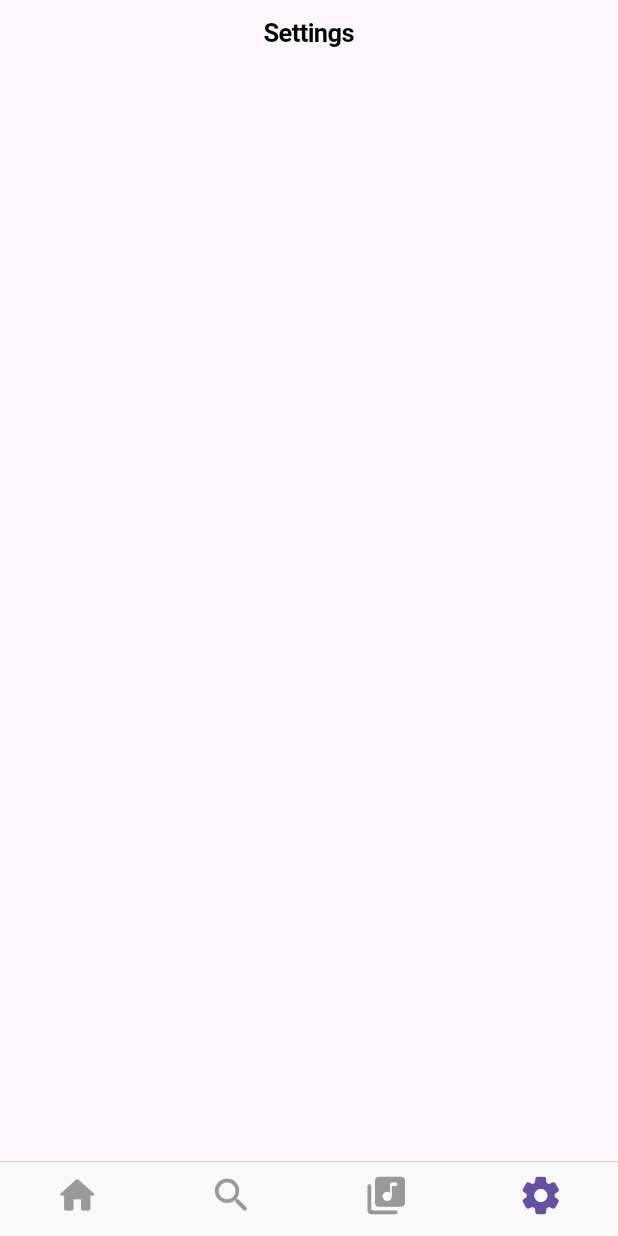
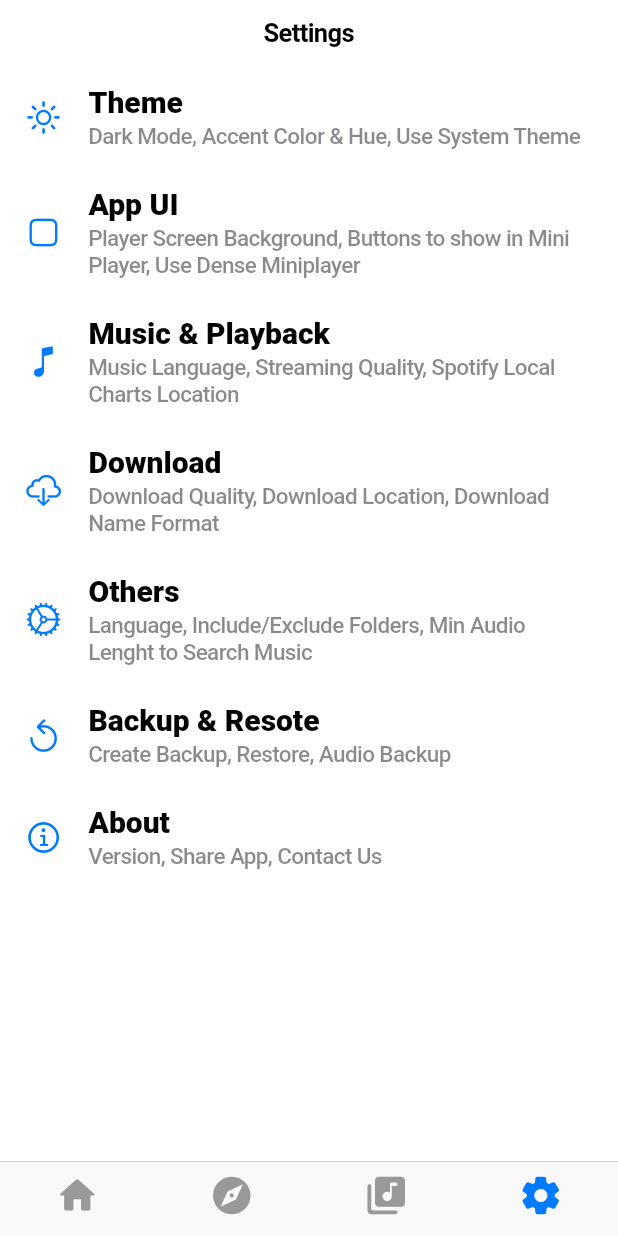
Before and after one commit to Karelaking/MelodyVibe, a Flutter app: the screen it shows after launch, item 4 of the bottom bar chosen, on a phone screen of 412 x 824 dp. Run offline on Flutter 3.47's test engine with Material 3 defaults, Android fonts, the phone set to English and light mode, and no system bars; our stand-ins replace get.

Commit message:
Created Library and Search Screen

```diff
--- a/lib/Pages/Search/search.dart
+++ b/lib/Pages/Search/search.dart
@@ -1,10 +1,29 @@
 import 'package:flutter/cupertino.dart';
 
-class Search extends StatelessWidget {
+class Search extends StatefulWidget {
   const Search({super.key});
 
   @override
+  State<Search> createState() => _SearchState();
+}
+
+class _SearchState extends State<Search> {
+  final TextEditingController _searchController = TextEditingController();
+
+  @override
   Widget build(BuildContext context) {
-    return const CupertinoPageScaffold(navigationBar: CupertinoNavigationBar(middle: Text('Search')), child:Center(child: Text('Search')),);
+    return CupertinoPageScaffold(navigationBar: const CupertinoNavigationBar(middle: Text('Search')), child:SafeArea(
+      child: Column(
+        children: [
+          Padding(
+            padding: const EdgeInsets.all(10.0),
+            child: CupertinoSearchTextField(
+              controller: _searchController,
+              // suffixIcon: const Icon(CupertinoIcons.delete_simple),
+            ),
+          )
+        ],
+      ),
+    ));
   }
 }
--- a/lib/Pages/Settings/settings.dart
+++ b/lib/Pages/Settings/settings.dart
@@ -1,4 +1,5 @@
 import 'package:flutter/cupertino.dart';
+import 'package:melodyvibe/Widgets/SettingsListTile/settings_list_tile.dart';
 
 class Settings extends StatelessWidget {
   const Settings({super.key});
@@ -6,14 +7,53 @@ class Settings extends StatelessWidget {
   @override
   Widget build(BuildContext context) {
     return const CupertinoPageScaffold(
-      navigationBar: CupertinoNavigationBar(middle: Text('Settings')),
-      child:SafeArea(
-        child: Column(
-          mainAxisAlignment: MainAxisAlignment.center,
-          children: [
-
-          ],
+      navigationBar: CupertinoNavigationBar(
+        middle: Text('Settings'),
+      ),
+      child: SafeArea(
+        child: SingleChildScrollView(
+          child: Column(
+            mainAxisAlignment: MainAxisAlignment.start,
+            children: [
+              SettingsListTile(
+                text: 'Theme',
+                subTitle: 'Dark Mode, Accent Color & Hue, Use System Theme',
+                leadingIcon: Icon(CupertinoIcons.sun_max),
+              ),
+              SettingsListTile(
+                text: 'App UI',
+                subTitle: 'Player Screen Background, Buttons to show in Mini Player, Use Dense Miniplayer',
+                leadingIcon: Icon(CupertinoIcons.app),
+              ),
+              SettingsListTile(
+                text: 'Music & Playback',
+                subTitle: 'Music Language, Streaming Quality, Spotify Local Charts Location',
+                leadingIcon: Icon(CupertinoIcons.music_note),
+              ),
+              SettingsListTile(
+                text: 'Download',
+                subTitle: 'Download Quality, Download Location, Download Name Format',
+                leadingIcon: Icon(CupertinoIcons.cloud_download),
+              ),
+              SettingsListTile(
+                text: 'Others',
+                subTitle: 'Language, Include/Exclude Folders, Min Audio Lenght to Search Music',
+                leadingIcon: Icon(CupertinoIcons.settings),
+              ),
+              SettingsListTile(
+                text: 'Backup & Resote',
+                subTitle: 'Create Backup, Restore, Audio Backup',
+                leadingIcon: Icon(CupertinoIcons.arrow_counterclockwise),
+              ),
+              SettingsListTile(
+                text: 'About',
+                subTitle: 'Version, Share App, Contact Us',
+                leadingIcon: Icon(CupertinoIcons.info_circle),
+              ),
+            ],
+          ),
         ),
-      ),);
+      ),
+    );
   }
 }
--- a/lib/Widgets/BottomBar/bottom_bar.dart
+++ b/lib/Widgets/BottomBar/bottom_bar.dart
@@ -17,7 +17,7 @@ class BottomBar extends StatelessWidget {
             icon: Icon(Icons.home_rounded),
           ),
           BottomNavigationBarItem(
-            icon: Icon(Icons.search_rounded),
+            icon: Icon(Icons.explore_rounded),
           ),
           BottomNavigationBarItem(
             icon: Icon(Icons.library_music_rounded),
--- /dev/null
+++ b/lib/Widgets/SettingsListTile/settings_list_tile.dart
@@ -0,0 +1,15 @@
+import 'package:flutter/cupertino.dart';
+import 'package:get/get_rx/src/rx_typedefs/rx_typedefs.dart';
+import 'package:melodyvibe/Constants/size.dart';
+
+class SettingsListTile extends StatelessWidget {
+  const SettingsListTile({super.key, required this.text, required this.subTitle, required this.leadingIcon,  this.onTap});
+  final String text;
+  final String subTitle;
+  final Icon leadingIcon;
+  final Callback? onTap;
+  @override
+  Widget build(BuildContext context) {
+    return CupertinoListTile(title: RichText(text: TextSpan(text: text,style: const TextStyle(fontSize: AppSize.f20,fontWeight: AppSize.fw9,color: CupertinoColors.black),),),subtitle: Text(subTitle,style: const TextStyle(fontSize: AppSize.f15,fontWeight: AppSize.fw5),maxLines: 2,),leading: leadingIcon,onTap: onTap,padding: const EdgeInsets.symmetric(vertical: 12,horizontal: 15),);
+  }
+}
--- a/lib/main.dart
+++ b/lib/main.dart
@@ -1,4 +1,5 @@
 import 'package:flutter/material.dart';
+import 'package:get/get_navigation/get_navigation.dart';
 import 'package:melodyvibe/Widgets/BottomBar/bottom_bar.dart';
 
 
@@ -11,7 +12,8 @@ class MyApp extends StatelessWidget {
   const MyApp({super.key});
   @override
   Widget build(BuildContext context) {
-    return const MaterialApp(
+    return const GetCupertinoApp(
+
       title: 'MelodyVibe',
       home: BottomBar(),
     );
```
Also changed, not shown: lib/Common/page_transition.dart (added, +21 -0 lines), lib/Pages/Home/home.dart (+21 -9 lines), lib/Pages/Library/library.dart (+34 -1 lines), lib/Widgets/LibraryListItems/library_list_item.dart (added, +28 -0 lines), lib/Widgets/MusicListTile/music_list_tile.dart (+50 -9 lines).
